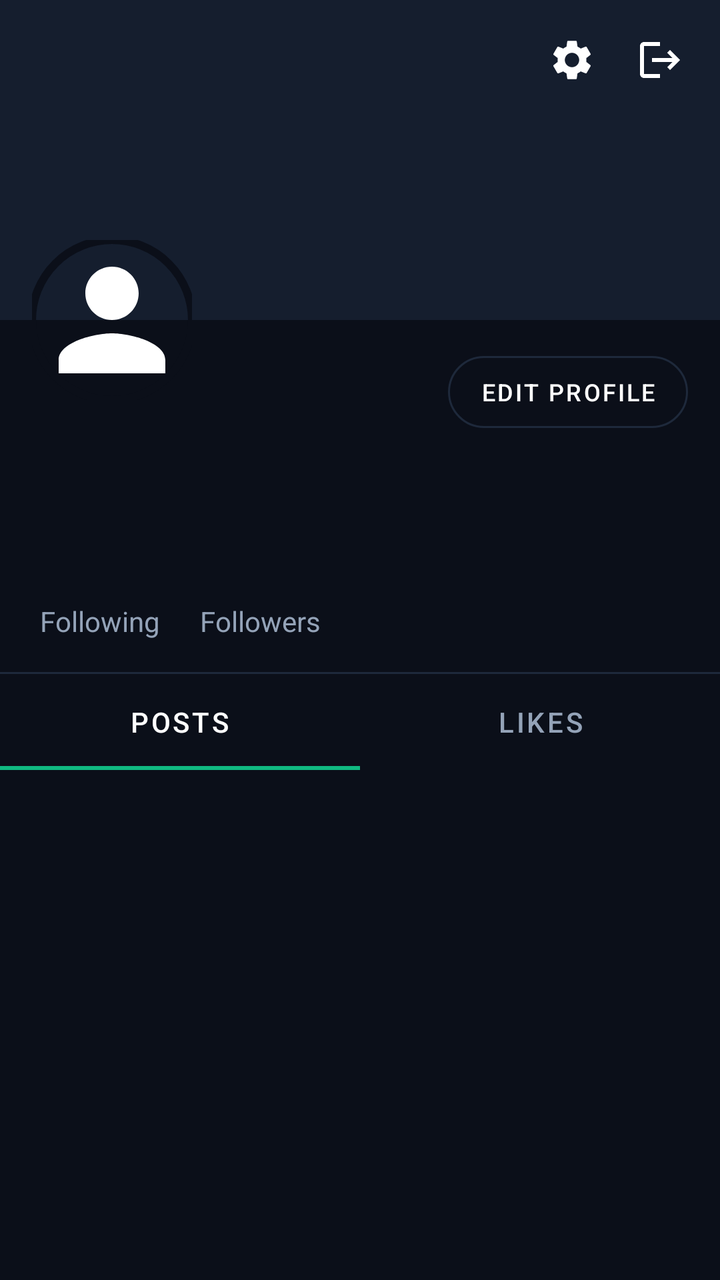
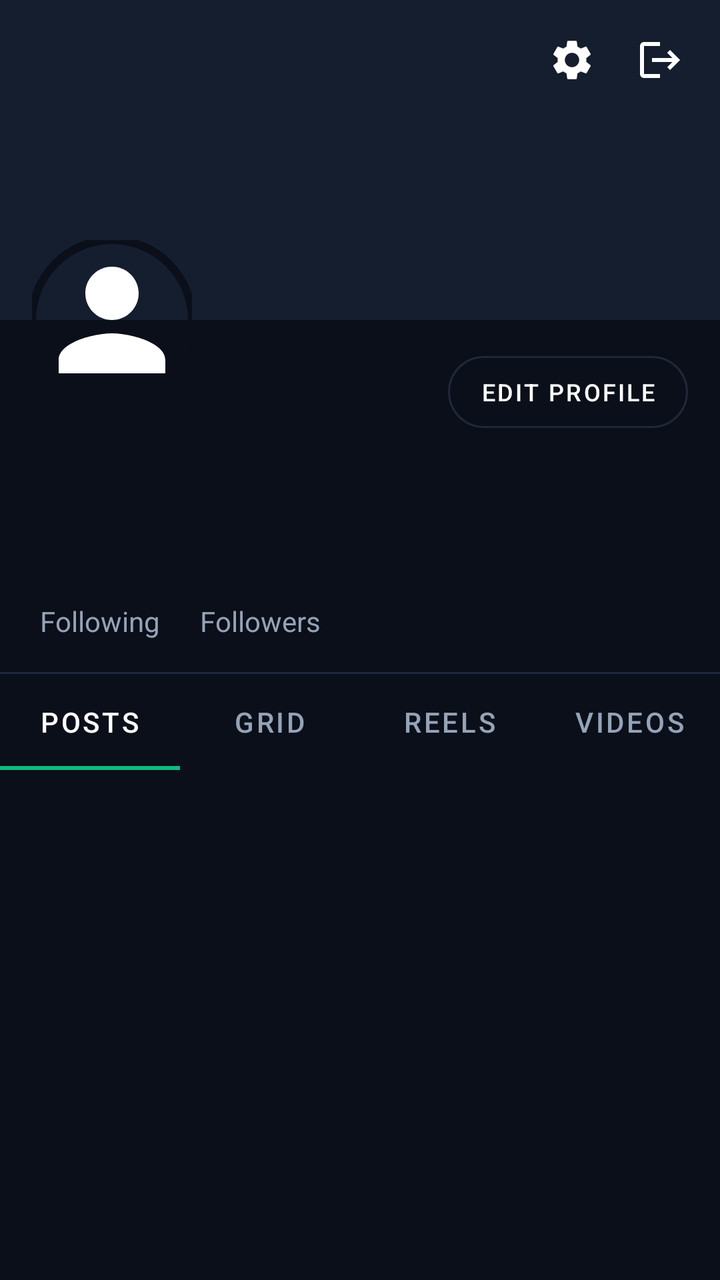

The first picture is an Android layout as it rendered before a commit; the second is the same layout after the commit. The layout source and the unified diff follow.
<!-- AndroidManifest.xml: application theme Theme.Nexa -->
<!-- res/layout/fragment_profile.xml -->
<?xml version="1.0" encoding="utf-8"?>
<androidx.core.widget.NestedScrollView xmlns:android="http://schemas.android.com/apk/res/android"
    xmlns:app="http://schemas.android.com/apk/res-auto"
    android:layout_width="match_parent"
    android:layout_height="match_parent"
    android:background="@color/background_dark"
    android:fillViewport="true">

    <androidx.constraintlayout.widget.ConstraintLayout
        android:layout_width="match_parent"
        android:layout_height="wrap_content">

        
        <ImageView
            android:id="@+id/ivCover"
            android:layout_width="match_parent"
            android:layout_height="160dp"
            android:background="@color/background_card"
            android:scaleType="centerCrop"
            app:layout_constraintTop_toTopOf="parent" />

        <com.google.android.material.imageview.ShapeableImageView
            android:id="@+id/ivAvatar"
            android:layout_width="80dp"
            android:layout_height="80dp"
            android:layout_marginStart="16dp"
            android:scaleType="centerCrop"
            android:src="@drawable/ic_profile"
            app:layout_constraintBottom_toBottomOf="@id/ivCover"
            app:layout_constraintStart_toStartOf="parent"
            app:layout_constraintTop_toBottomOf="@id/ivCover"
            app:shapeAppearanceOverlay="@style/ShapeAppearanceOverlay.App.CornerSize50Percent"
            app:strokeColor="@color/background_dark"
            app:strokeWidth="4dp" />

        <com.google.android.material.button.MaterialButton
            android:id="@+id/btnEditProfile"
            style="@style/Widget.MaterialComponents.Button.OutlinedButton"
            android:layout_width="wrap_content"
            android:layout_height="wrap_content"
            android:layout_marginTop="12dp"
            android:layout_marginEnd="16dp"
            android:text="Edit Profile"
            android:textColor="@color/text_white"
            android:textSize="12sp"
            app:cornerRadius="20dp"
            app:layout_constraintEnd_toEndOf="parent"
            app:layout_constraintTop_toBottomOf="@id/ivCover"
            app:strokeColor="@color/border_dark" />

        <com.google.android.material.button.MaterialButton
            android:id="@+id/btnFollow"
            android:layout_width="wrap_content"
            android:layout_height="wrap_content"
            android:layout_marginTop="12dp"
            android:layout_marginEnd="16dp"
            android:backgroundTint="@color/brand_emerald"
            android:text="Follow"
            android:textColor="@color/text_white"
            android:textSize="12sp"
            android:visibility="gone"
            app:cornerRadius="20dp"
            app:layout_constraintEnd_toEndOf="parent"
            app:layout_constraintTop_toBottomOf="@id/ivCover" />

        <com.google.android.material.button.MaterialButton
            android:id="@+id/btnMessage"
            style="@style/Widget.MaterialComponents.Button.OutlinedButton"
            android:layout_width="wrap_content"
            android:layout_height="wrap_content"
            android:layout_marginTop="12dp"
            android:layout_marginEnd="8dp"
            android:text="Message"
            android:textColor="@color/text_white"
            android:textSize="12sp"
            android:visibility="gone"
            app:cornerRadius="20dp"
            app:layout_constraintEnd_toStartOf="@id/btnFollow"
            app:layout_constraintTop_toBottomOf="@id/ivCover"
            app:strokeColor="@color/border_dark" />

        <ImageButton
            android:id="@+id/btnSettings"
            android:layout_width="36dp"
            android:layout_height="36dp"
            android:layout_marginTop="12dp"
            android:layout_marginEnd="8dp"
            android:background="?attr/selectableItemBackgroundBorderless"
            android:contentDescription="Settings"
            android:src="@drawable/ic_settings"
            app:layout_constraintEnd_toStartOf="@id/btnLogout"
            app:layout_constraintTop_toTopOf="parent"
            app:tint="@color/text_white" />

        <ImageButton
            android:id="@+id/btnLogout"
            android:layout_width="36dp"
            android:layout_height="36dp"
            android:layout_margin="12dp"
            android:background="?attr/selectableItemBackgroundBorderless"
            android:contentDescription="Logout"
            android:src="@drawable/ic_logout"
            app:layout_constraintEnd_toEndOf="parent"
            app:layout_constraintTop_toTopOf="parent"
            app:tint="@color/text_white" />

        
        <TextView
            android:id="@+id/tvDisplayName"
            android:layout_width="0dp"
            android:layout_height="wrap_content"
            android:layout_marginStart="16dp"
            android:layout_marginTop="8dp"
            android:layout_marginEnd="16dp"
            android:textColor="@color/text_white"
            android:textSize="20sp"
            android:textStyle="bold"
            app:layout_constraintEnd_toEndOf="parent"
            app:layout_constraintStart_toStartOf="parent"
            app:layout_constraintTop_toBottomOf="@id/ivAvatar" />

        <TextView
            android:id="@+id/tvUsername"
            android:layout_width="0dp"
            android:layout_height="wrap_content"
            android:layout_marginStart="16dp"
            android:layout_marginEnd="16dp"
            android:textColor="@color/text_secondary"
            android:textSize="14sp"
            app:layout_constraintEnd_toEndOf="parent"
            app:layout_constraintStart_toStartOf="parent"
            app:layout_constraintTop_toBottomOf="@id/tvDisplayName" />

        <TextView
            android:id="@+id/tvBio"
            android:layout_width="0dp"
            android:layout_height="wrap_content"
            android:layout_marginStart="16dp"
            android:layout_marginTop="12dp"
            android:layout_marginEnd="16dp"
            android:textColor="@color/text_white"
            android:textSize="14sp"
            app:layout_constraintEnd_toEndOf="parent"
            app:layout_constraintStart_toStartOf="parent"
            app:layout_constraintTop_toBottomOf="@id/tvUsername" />

        
        <LinearLayout
            android:id="@+id/statsContainer"
            android:layout_width="match_parent"
            android:layout_height="wrap_content"
            android:layout_marginTop="16dp"
            android:orientation="horizontal"
            android:paddingStart="16dp"
            android:paddingEnd="16dp"
            app:layout_constraintTop_toBottomOf="@id/tvBio">

            <TextView
                android:id="@+id/tvFollowingCount"
                android:layout_width="wrap_content"
                android:layout_height="wrap_content"
                android:textColor="@color/text_white"
                android:textSize="14sp"
                android:textStyle="bold" />

            <TextView
                android:layout_width="wrap_content"
                android:layout_height="wrap_content"
                android:layout_marginStart="4dp"
                android:text="Following"
                android:textColor="@color/text_secondary"
                android:textSize="14sp" />

            <TextView
                android:id="@+id/tvFollowersCount"
                android:layout_width="wrap_content"
                android:layout_height="wrap_content"
                android:layout_marginStart="16dp"
                android:textColor="@color/text_white"
                android:textSize="14sp"
                android:textStyle="bold" />

            <TextView
                android:layout_width="wrap_content"
                android:layout_height="wrap_content"
                android:layout_marginStart="4dp"
                android:text="Followers"
                android:textColor="@color/text_secondary"
                android:textSize="14sp" />
        </LinearLayout>

        <View
            android:id="@+id/divider"
            android:layout_width="match_parent"
            android:layout_height="1dp"
            android:layout_marginTop="16dp"
            android:background="@color/border_dark"
            app:layout_constraintTop_toBottomOf="@id/statsContainer" />

        
        <com.google.android.material.tabs.TabLayout
            android:id="@+id/tabLayout"
            android:layout_width="match_parent"
            android:layout_height="wrap_content"
            android:background="@color/background_dark"
            app:layout_constraintTop_toBottomOf="@id/divider"
            app:tabIndicatorColor="@color/brand_emerald"
            app:tabSelectedTextColor="@color/text_white"
            app:tabTextColor="@color/text_secondary">

            <com.google.android.material.tabs.TabItem
                android:layout_width="wrap_content"
                android:layout_height="wrap_content"
                android:text="Posts" />
            <com.google.android.material.tabs.TabItem
                android:layout_width="wrap_content"
                android:layout_height="wrap_content"
                android:text="Likes" />
        </com.google.android.material.tabs.TabLayout>

        
        <androidx.recyclerview.widget.RecyclerView
            android:id="@+id/rvUserPosts"
            android:layout_width="match_parent"
            android:layout_height="0dp"
            app:layoutManager="androidx.recyclerview.widget.LinearLayoutManager"
            app:layout_constraintBottom_toBottomOf="parent"
            app:layout_constraintTop_toBottomOf="@id/tabLayout" />

        <ProgressBar
            android:id="@+id/progressBar"
            android:layout_width="wrap_content"
            android:layout_height="wrap_content"
            android:visibility="gone"
            app:layout_constraintBottom_toBottomOf="parent"
            app:layout_constraintEnd_toEndOf="parent"
            app:layout_constraintStart_toStartOf="parent"
            app:layout_constraintTop_toTopOf="parent" />

    </androidx.constraintlayout.widget.ConstraintLayout>

</androidx.core.widget.NestedScrollView>
<!-- resources referenced by this layout -->
<resources>
  <color name="background_card">#151E2E</color>
  <color name="background_dark">#0B0F19</color>
  <color name="border_dark">#1E293B</color>
  <color name="brand_emerald">#10B981</color>
  <color name="text_secondary">#94A3B8</color>
  <color name="text_white">#FFFFFF</color>
  <!-- drawable ic_logout (drawable) -->
  <vector xmlns:android="http://schemas.android.com/apk/res/android"
      android:width="24dp"
      android:height="24dp"
      android:viewportWidth="24"
      android:viewportHeight="24">
    <path
        android:fillColor="@android:color/white"
        android:pathData="M17,7l-1.41,1.41L18.17,11H8v2h10.17l-2.58,2.58L17,17l5,-5zM4,5h8V3H4c-1.1,0 -2,0.9 -2,2v14c0,1.1 0.9,2 2,2h8v-2H4V5z"/>
  </vector>
  <!-- drawable ic_profile (drawable) -->
  <vector xmlns:android="http://schemas.android.com/apk/res/android"
      android:width="24dp"
      android:height="24dp"
      android:viewportWidth="24"
      android:viewportHeight="24">
      <path
          android:fillColor="#FFFFFFFF"
          android:pathData="M12,12c2.21,0 4,-1.79 4,-4s-1.79,-4 -4,-4 -4,1.79 -4,4 1.79,4 4,4zM12,14c-2.67,0 -8,1.34 -8,4v2h16v-2c0,-2.66 -5.33,-4 -8,-4z" />
  </vector>
  <style name="ShapeAppearanceOverlay.App.CornerSize50Percent" parent="">
          <item name="cornerSize">50%</item>
      </style>
  <style name="Theme.Nexa" parent="Theme.MaterialComponents.DayNight.NoActionBar">
          
          <item name="colorPrimary">@color/brand_primary</item>
          <item name="colorPrimaryVariant">@color/brand_primary_dark</item>
          <item name="colorOnPrimary">@color/text_white</item>
          
          <item name="colorSecondary">@color/brand_cyan</item>
          <item name="colorSecondaryVariant">@color/brand_emerald</item>
          <item name="colorOnSecondary">@color/text_white</item>
          
          <item name="android:windowBackground">@color/background_light</item>
          <item name="colorSurface">@color/background_card_day</item>
          <item name="colorOnSurface">@color/text_dark_primary</item>
          <item name="colorOnBackground">@color/text_dark_primary</item>
          <item name="android:textColorPrimary">@color/text_dark_primary</item>
          <item name="android:textColorSecondary">@color/text_dark_secondary</item>
          <item name="android:statusBarColor">@color/background_light</item>
          <item name="android:windowLightStatusBar">true</item>
          <item name="android:navigationBarColor">@color/background_card_day</item>
      </style>
  <color name="brand_primary">#6366F1</color>
  <color name="brand_primary_dark">#4F46E5</color>
  <color name="brand_cyan">#06B6D4</color>
  <color name="background_light">#F8FAFC</color>
  <color name="background_card_day">#FFFFFF</color>
  <color name="text_dark_primary">#0F172A</color>
  <color name="text_dark_secondary">#475569</color>
  <!-- unchanged entries left out for length: 1 -->
</resources>

<!-- the commit's change to res/layout/fragment_profile.xml (unified diff, before → after) -->
@@ -215,7 +215,15 @@
             <com.google.android.material.tabs.TabItem
                 android:layout_width="wrap_content"
                 android:layout_height="wrap_content"
-                android:text="Likes" />
+                android:text="Grid" />
+            <com.google.android.material.tabs.TabItem
+                android:layout_width="wrap_content"
+                android:layout_height="wrap_content"
+                android:text="Reels" />
+            <com.google.android.material.tabs.TabItem
+                android:layout_width="wrap_content"
+                android:layout_height="wrap_content"
+                android:text="Videos" />
         </com.google.android.material.tabs.TabLayout>
 
         
